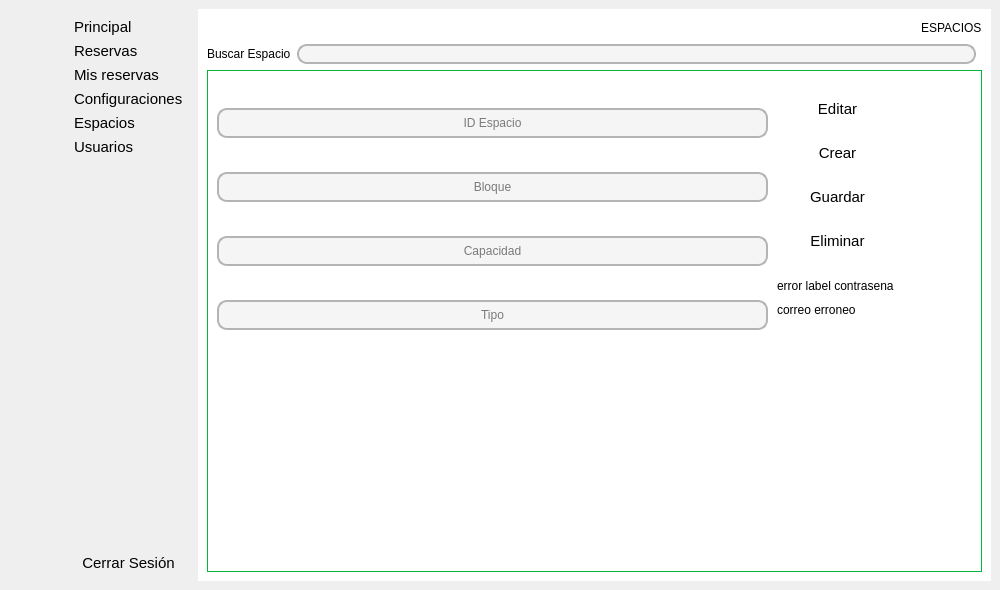
Before: the Qt Designer form frontend/vistas/espacios/espacios.ui in Johnatanvq/pooAPP, drawn with Qt 5.
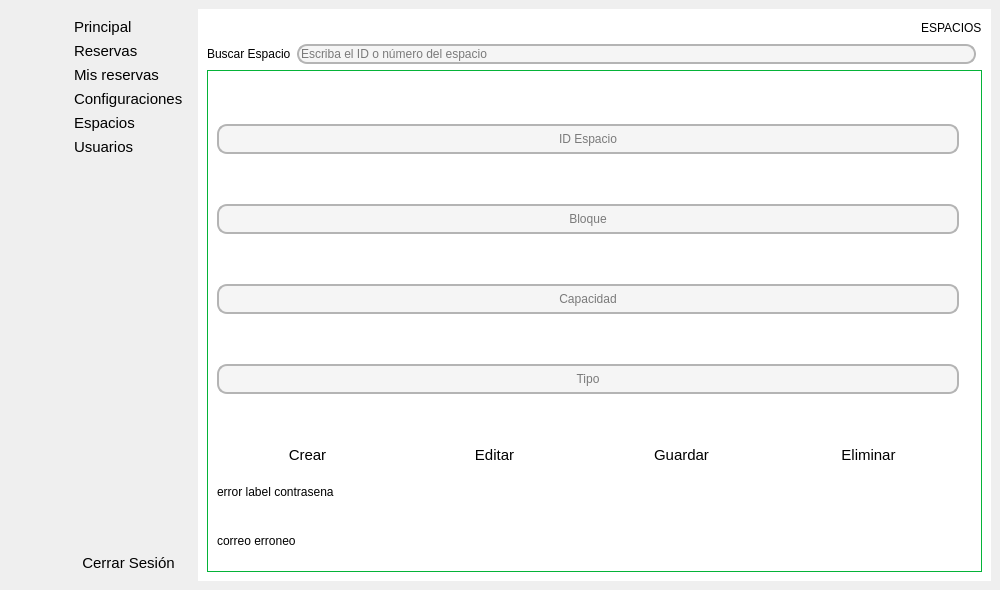
After: the same form once the commit is applied. Icons and pictures are not drawn.

Commit message: Modificaciones en vistas de calendario, espacios, intro, login, menú principal y nuevo usuario

```diff
--- a/frontend/vistas/espacios/espacios.ui
+++ b/frontend/vistas/espacios/espacios.ui
@@ -1086,6 +1086,9 @@
 }
 </string>
          </property>
+         <property name="placeholderText">
+          <string>Escriba el ID o número del espacio</string>
+         </property>
         </widget>
        </item>
        <item row="1" column="0">
@@ -1144,281 +1147,46 @@
          <property name="frameShadow">
           <enum>QFrame::Raised</enum>
          </property>
-         <widget class="QWidget" name="layoutWidget_8">
-          <property name="geometry">
-           <rect>
-            <x>10</x>
-            <y>10</y>
-            <width>551</width>
-            <height>281</height>
-           </rect>
-          </property>
-          <layout class="QVBoxLayout" name="verticalLayout_7">
-           <item>
-            <widget class="QLineEdit" name="input_idespacio">
-             <property name="minimumSize">
-              <size>
-               <width>0</width>
-               <height>30</height>
-              </size>
-             </property>
-             <property name="maximumSize">
-              <size>
-               <width>16777215</width>
-               <height>16777215</height>
-              </size>
-             </property>
-             <property name="styleSheet">
-              <string notr="true">QLineEdit {
-    background-color: rgb(245, 245, 245);  /* Fondo gris claro para destacar en un fondo blanco */
-    border-radius: 10px;
-    font: 12pt &quot;Arial&quot;;
-    border: 2px solid rgb(180, 180, 180);  /* Borde gris claro */
-}
-
-QLineEdit:hover {
-    background-color: rgb(255, 255, 255);  /* Blanco puro cuando se pasa el mouse por encima */
-    border-radius: 10px;
-    font: 12pt &quot;Arial&quot;;
-    border: 2px solid rgb(100, 149, 237);  /* Color azul claro en hover */
-}
-
-QLineEdit:focus {
-    background-color: rgb(255, 255, 255);  /* Blanco puro cuando tiene el foco */
-    border-radius: 10px;
-    font: 12pt &quot;Arial&quot;;
-    border: 2px solid rgb(0, 122, 204);    /* Color azul más oscuro cuando está en foco */
-}
-</string>
-             </property>
-             <property name="text">
-              <string/>
-             </property>
-             <property name="alignment">
-              <set>Qt::AlignCenter</set>
-             </property>
-             <property name="placeholderText">
-              <string>ID Espacio</string>
-             </property>
-            </widget>
-           </item>
-           <item>
-            <widget class="QLineEdit" name="input_bloque">
-             <property name="minimumSize">
-              <size>
-               <width>0</width>
-               <height>30</height>
-              </size>
-             </property>
-             <property name="maximumSize">
-              <size>
-               <width>16777215</width>
-               <height>16777215</height>
-              </size>
-             </property>
-             <property name="styleSheet">
-              <string notr="true">QLineEdit {
-    background-color: rgb(245, 245, 245);  /* Fondo gris claro para destacar en un fondo blanco */
-    border-radius: 10px;
-    font: 12pt &quot;Arial&quot;;
-    border: 2px solid rgb(180, 180, 180);  /* Borde gris claro */
-}
-
-QLineEdit:hover {
-    background-color: rgb(255, 255, 255);  /* Blanco puro cuando se pasa el mouse por encima */
-    border-radius: 10px;
-    font: 12pt &quot;Arial&quot;;
-    border: 2px solid rgb(100, 149, 237);  /* Color azul claro en hover */
-}
-
-QLineEdit:focus {
-    background-color: rgb(255, 255, 255);  /* Blanco puro cuando tiene el foco */
-    border-radius: 10px;
-    font: 12pt &quot;Arial&quot;;
-    border: 2px solid rgb(0, 122, 204);    /* Color azul más oscuro cuando está en foco */
-}
-</string>
-             </property>
-             <property name="text">
-              <string/>
-             </property>
-             <property name="alignment">
-              <set>Qt::AlignCenter</set>
-             </property>
-             <property name="placeholderText">
-              <string>Bloque</string>
-             </property>
-            </widget>
-           </item>
-           <item>
-            <widget class="QLineEdit" name="input_capacidad">
-             <property name="minimumSize">
-              <size>
-               <width>0</width>
-               <height>30</height>
-              </size>
-             </property>
-             <property name="maximumSize">
-              <size>
-               <width>16777215</width>
-               <height>16777215</height>
-              </size>
-             </property>
-             <property name="styleSheet">
-              <string notr="true">QLineEdit {
-    background-color: rgb(245, 245, 245);  /* Fondo gris claro para destacar en un fondo blanco */
-    border-radius: 10px;
-    font: 12pt &quot;Arial&quot;;
-    border: 2px solid rgb(180, 180, 180);  /* Borde gris claro */
-}
-
-QLineEdit:hover {
-    background-color: rgb(255, 255, 255);  /* Blanco puro cuando se pasa el mouse por encima */
-    border-radius: 10px;
-    font: 12pt &quot;Arial&quot;;
-    border: 2px solid rgb(100, 149, 237);  /* Color azul claro en hover */
-}
-
-QLineEdit:focus {
-    background-color: rgb(255, 255, 255);  /* Blanco puro cuando tiene el foco */
-    border-radius: 10px;
-    font: 12pt &quot;Arial&quot;;
-    border: 2px solid rgb(0, 122, 204);    /* Color azul más oscuro cuando está en foco */
-}</string>
-             </property>
-             <property name="text">
-              <string/>
-             </property>
-             <property name="alignment">
-              <set>Qt::AlignCenter</set>
-             </property>
-             <property name="placeholderText">
-              <string>Capacidad</string>
-             </property>
-            </widget>
-           </item>
-           <item>
-            <widget class="QLineEdit" name="input_tipo">
-             <property name="minimumSize">
-              <size>
-               <width>0</width>
-               <height>30</height>
-              </size>
-             </property>
-             <property name="maximumSize">
-              <size>
-               <width>16777215</width>
-               <height>16777215</height>
-              </size>
-             </property>
-             <property name="styleSheet">
-              <string notr="true">QLineEdit {
-    background-color: rgb(245, 245, 245);  /* Fondo gris claro para destacar en un fondo blanco */
-    border-radius: 10px;
-    font: 12pt &quot;Arial&quot;;
-    border: 2px solid rgb(180, 180, 180);  /* Borde gris claro */
-}
-
-QLineEdit:hover {
-    background-color: rgb(255, 255, 255);  /* Blanco puro cuando se pasa el mouse por encima */
-    border-radius: 10px;
-    font: 12pt &quot;Arial&quot;;
-    border: 2px solid rgb(100, 149, 237);  /* Color azul claro en hover */
-}
-
-QLineEdit:focus {
-    background-color: rgb(255, 255, 255);  /* Blanco puro cuando tiene el foco */
-    border-radius: 10px;
-    font: 12pt &quot;Arial&quot;;
-    border: 2px solid rgb(0, 122, 204);    /* Color azul más oscuro cuando está en foco */
-}</string>
-             </property>
-             <property name="alignment">
-              <set>Qt::AlignCenter</set>
-             </property>
-             <property name="placeholderText">
-              <string>Tipo</string>
-             </property>
-            </widget>
-           </item>
-          </layout>
-         </widget>
-         <widget class="QLabel" name="error_label_contrasena">
-          <property name="geometry">
-           <rect>
-            <x>570</x>
-            <y>200</y>
-            <width>141</width>
-            <height>31</height>
-           </rect>
-          </property>
-          <property name="styleSheet">
-           <string notr="true">QLabel {
+         <layout class="QGridLayout" name="gridLayout_6">
+          <item row="3" column="0">
+           <layout class="QGridLayout" name="gridLayout_5">
+            <item row="2" column="0">
+             <widget class="QLabel" name="error_label_correo">
+              <property name="styleSheet">
+               <string notr="true">QLabel {
     color: rgb(0, 0, 0);
     font: 12pt &quot;Arial&quot;;
 }</string>
-          </property>
-          <property name="text">
-           <string>error label contrasena</string>
-          </property>
-         </widget>
-         <widget class="QLabel" name="error_label_correo">
-          <property name="geometry">
-           <rect>
-            <x>570</x>
-            <y>230</y>
-            <width>141</width>
-            <height>20</height>
-           </rect>
-          </property>
-          <property name="styleSheet">
-           <string notr="true">QLabel {
+              </property>
+              <property name="text">
+               <string>correo erroneo</string>
+              </property>
+             </widget>
+            </item>
+            <item row="1" column="0">
+             <widget class="QLabel" name="error_label_contrasena">
+              <property name="styleSheet">
+               <string notr="true">QLabel {
     color: rgb(0, 0, 0);
     font: 12pt &quot;Arial&quot;;
 }</string>
-          </property>
-          <property name="text">
-           <string>correo erroneo</string>
-          </property>
-         </widget>
-         <widget class="QLabel" name="error_label_capacidad">
-          <property name="geometry">
-           <rect>
-            <x>570</x>
-            <y>170</y>
-            <width>141</width>
-            <height>20</height>
-           </rect>
-          </property>
-          <property name="styleSheet">
-           <string notr="true">QLabel {
-    color: rgb(0, 0, 0);
-    font: 12pt &quot;Arial&quot;;
-}</string>
-          </property>
-          <property name="text">
-           <string/>
-          </property>
-         </widget>
-         <widget class="QWidget" name="layoutWidget">
-          <property name="geometry">
-           <rect>
-            <x>570</x>
-            <y>10</y>
-            <width>121</width>
-            <height>191</height>
-           </rect>
-          </property>
-          <layout class="QVBoxLayout" name="verticalLayout_3">
-           <item>
-            <widget class="QPushButton" name="editar_bt_espacio">
-             <property name="font">
-              <font>
-               <pointsize>11</pointsize>
-              </font>
-             </property>
-             <property name="styleSheet">
-              <string notr="true">QPushButton {
+              </property>
+              <property name="text">
+               <string>error label contrasena</string>
+              </property>
+             </widget>
+            </item>
+            <item row="0" column="0">
+             <layout class="QHBoxLayout" name="horizontalLayout_2">
+              <item>
+               <widget class="QPushButton" name="crear_bt_espacio">
+                <property name="font">
+                 <font>
+                  <pointsize>11</pointsize>
+                 </font>
+                </property>
+                <property name="styleSheet">
+                 <string notr="true">QPushButton {
     border-radius: 10px;
      background-color: qlineargradient(spread:reflect, x1:0, y1:0.562273, x2:0.949, y2:0.545455, 
                                       stop:0 rgb(255,255,255), /* Cian oscuro */
@@ -1441,34 +1209,34 @@
     color: rgb(225, 225, 224);
     font: 12pt &quot;Arial&quot;;
 }</string>
-             </property>
-             <property name="text">
-              <string>Editar</string>
-             </property>
-             <property name="icon">
-              <iconset resource="../../imagenes/resources.qrc">
-               <normaloff>:/newPrefix/smartphone.svg</normaloff>:/newPrefix/smartphone.svg</iconset>
-             </property>
-             <property name="iconSize">
-              <size>
-               <width>40</width>
-               <height>40</height>
-              </size>
-             </property>
-             <property name="checkable">
-              <bool>true</bool>
-             </property>
-            </widget>
-           </item>
-           <item>
-            <widget class="QPushButton" name="crear_bt_espacio">
-             <property name="font">
-              <font>
-               <pointsize>11</pointsize>
-              </font>
-             </property>
-             <property name="styleSheet">
-              <string notr="true">QPushButton {
+                </property>
+                <property name="text">
+                 <string>Crear</string>
+                </property>
+                <property name="icon">
+                 <iconset resource="../../imagenes/resources.qrc">
+                  <normaloff>:/newPrefix/key.svg</normaloff>:/newPrefix/key.svg</iconset>
+                </property>
+                <property name="iconSize">
+                 <size>
+                  <width>40</width>
+                  <height>40</height>
+                 </size>
+                </property>
+                <property name="checkable">
+                 <bool>true</bool>
+                </property>
+               </widget>
+              </item>
+              <item>
+               <widget class="QPushButton" name="editar_bt_espacio">
+                <property name="font">
+                 <font>
+                  <pointsize>11</pointsize>
+                 </font>
+                </property>
+                <property name="styleSheet">
+                 <string notr="true">QPushButton {
     border-radius: 10px;
      background-color: qlineargradient(spread:reflect, x1:0, y1:0.562273, x2:0.949, y2:0.545455, 
                                       stop:0 rgb(255,255,255), /* Cian oscuro */
@@ -1491,34 +1259,34 @@
     color: rgb(225, 225, 224);
     font: 12pt &quot;Arial&quot;;
 }</string>
-             </property>
-             <property name="text">
-              <string>Crear</string>
-             </property>
-             <property name="icon">
-              <iconset resource="../../imagenes/resources.qrc">
-               <normaloff>:/newPrefix/key.svg</normaloff>:/newPrefix/key.svg</iconset>
-             </property>
-             <property name="iconSize">
-              <size>
-               <width>40</width>
-               <height>40</height>
-              </size>
-             </property>
-             <property name="checkable">
-              <bool>true</bool>
-             </property>
-            </widget>
-           </item>
-           <item>
-            <widget class="QPushButton" name="guardar_bt_espacio">
-             <property name="font">
-              <font>
-               <pointsize>11</pointsize>
-              </font>
-             </property>
-             <property name="styleSheet">
-              <string notr="true">QPushButton {
+                </property>
+                <property name="text">
+                 <string>Editar</string>
+                </property>
+                <property name="icon">
+                 <iconset resource="../../imagenes/resources.qrc">
+                  <normaloff>:/newPrefix/smartphone.svg</normaloff>:/newPrefix/smartphone.svg</iconset>
+                </property>
+                <property name="iconSize">
+                 <size>
+                  <width>40</width>
+                  <height>40</height>
+                 </size>
+                </property>
+                <property name="checkable">
+                 <bool>true</bool>
+                </property>
+               </widget>
+              </item>
+              <item>
+               <widget class="QPushButton" name="guardar_bt_espacio">
+                <property name="font">
+                 <font>
+                  <pointsize>11</pointsize>
+                 </font>
+                </property>
+                <property name="styleSheet">
+                 <string notr="true">QPushButton {
     border-radius: 10px;
      background-color: qlineargradient(spread:reflect, x1:0, y1:0.562273, x2:0.949, y2:0.545455, 
                                       stop:0 rgb(255,255,255), /* Cian oscuro */
@@ -1541,31 +1309,31 @@
     color: rgb(225, 225, 224);
     font: 12pt &quot;Arial&quot;;
 }</string>
-             </property>
-             <property name="text">
-              <string>Guardar</string>
-             </property>
-             <property name="icon">
-              <iconset resource="../../imagenes/resources.qrc">
-               <normaloff>:/newPrefix/save.svg</normaloff>:/newPrefix/save.svg</iconset>
-             </property>
-             <property name="iconSize">
-              <size>
-               <width>40</width>
-               <height>40</height>
-              </size>
-             </property>
-            </widget>
-           </item>
-           <item>
-            <widget class="QPushButton" name="eliminar_bt_espacio">
-             <property name="font">
-              <font>
-               <pointsize>11</pointsize>
-              </font>
-             </property>
-             <property name="styleSheet">
-              <string notr="true">QPushButton {
+                </property>
+                <property name="text">
+                 <string>Guardar</string>
+                </property>
+                <property name="icon">
+                 <iconset resource="../../imagenes/resources.qrc">
+                  <normaloff>:/newPrefix/save.svg</normaloff>:/newPrefix/save.svg</iconset>
+                </property>
+                <property name="iconSize">
+                 <size>
+                  <width>40</width>
+                  <height>40</height>
+                 </size>
+                </property>
+               </widget>
+              </item>
+              <item>
+               <widget class="QPushButton" name="eliminar_bt_espacio">
+                <property name="font">
+                 <font>
+                  <pointsize>11</pointsize>
+                 </font>
+                </property>
+                <property name="styleSheet">
+                 <string notr="true">QPushButton {
     border-radius: 10px;
      background-color: qlineargradient(spread:reflect, x1:0, y1:0.562273, x2:0.949, y2:0.545455, 
                                       stop:0 rgb(255,255,255), /* Cian oscuro */
@@ -1588,24 +1356,231 @@
     color: rgb(225, 225, 224);
     font: 12pt &quot;Arial&quot;;
 }</string>
-             </property>
-             <property name="text">
-              <string>Eliminar</string>
-             </property>
-             <property name="icon">
-              <iconset resource="../../imagenes/resources.qrc">
-               <normaloff>:/newPrefix/save.svg</normaloff>:/newPrefix/save.svg</iconset>
-             </property>
-             <property name="iconSize">
-              <size>
-               <width>40</width>
-               <height>40</height>
-              </size>
-             </property>
-            </widget>
-           </item>
-          </layout>
-         </widget>
+                </property>
+                <property name="text">
+                 <string>Eliminar</string>
+                </property>
+                <property name="icon">
+                 <iconset resource="../../imagenes/resources.qrc">
+                  <normaloff>:/newPrefix/trash-2.svg</normaloff>:/newPrefix/trash-2.svg</iconset>
+                </property>
+                <property name="iconSize">
+                 <size>
+                  <width>40</width>
+                  <height>40</height>
+                 </size>
+                </property>
+               </widget>
+              </item>
+             </layout>
+            </item>
+           </layout>
+          </item>
+          <item row="1" column="1">
+           <widget class="QLabel" name="error_label_capacidad">
+            <property name="styleSheet">
+             <string notr="true">QLabel {
+    color: rgb(0, 0, 0);
+    font: 12pt &quot;Arial&quot;;
+}</string>
+            </property>
+            <property name="text">
+             <string/>
+            </property>
+           </widget>
+          </item>
+          <item row="0" column="0" rowspan="3">
+           <layout class="QGridLayout" name="gridLayout_3">
+            <item row="0" column="0">
+             <widget class="QLineEdit" name="input_idespacio">
+              <property name="minimumSize">
+               <size>
+                <width>0</width>
+                <height>30</height>
+               </size>
+              </property>
+              <property name="maximumSize">
+               <size>
+                <width>16777215</width>
+                <height>16777215</height>
+               </size>
+              </property>
+              <property name="styleSheet">
+               <string notr="true">QLineEdit {
+    background-color: rgb(245, 245, 245);  /* Fondo gris claro para destacar en un fondo blanco */
+    border-radius: 10px;
+    font: 12pt &quot;Arial&quot;;
+    border: 2px solid rgb(180, 180, 180);  /* Borde gris claro */
+}
+
+QLineEdit:hover {
+    background-color: rgb(255, 255, 255);  /* Blanco puro cuando se pasa el mouse por encima */
+    border-radius: 10px;
+    font: 12pt &quot;Arial&quot;;
+    border: 2px solid rgb(100, 149, 237);  /* Color azul claro en hover */
+}
+
+QLineEdit:focus {
+    background-color: rgb(255, 255, 255);  /* Blanco puro cuando tiene el foco */
+    border-radius: 10px;
+    font: 12pt &quot;Arial&quot;;
+    border: 2px solid rgb(0, 122, 204);    /* Color azul más oscuro cuando está en foco */
+}
+</string>
+              </property>
+              <property name="text">
+               <string/>
+              </property>
+              <property name="alignment">
+               <set>Qt::AlignCenter</set>
+              </property>
+              <property name="placeholderText">
+               <string>ID Espacio</string>
+              </property>
+             </widget>
+            </item>
+            <item row="1" column="0">
+             <widget class="QLineEdit" name="input_bloque">
+              <property name="minimumSize">
+               <size>
+                <width>0</width>
+                <height>30</height>
+               </size>
+              </property>
+              <property name="maximumSize">
+               <size>
+                <width>16777215</width>
+                <height>16777215</height>
+               </size>
+              </property>
+              <property name="styleSheet">
+               <string notr="true">QLineEdit {
+    background-color: rgb(245, 245, 245);  /* Fondo gris claro para destacar en un fondo blanco */
+    border-radius: 10px;
+    font: 12pt &quot;Arial&quot;;
+    border: 2px solid rgb(180, 180, 180);  /* Borde gris claro */
+}
+
+QLineEdit:hover {
+    background-color: rgb(255, 255, 255);  /* Blanco puro cuando se pasa el mouse por encima */
+    border-radius: 10px;
+    font: 12pt &quot;Arial&quot;;
+    border: 2px solid rgb(100, 149, 237);  /* Color azul claro en hover */
+}
+
+QLineEdit:focus {
+    background-color: rgb(255, 255, 255);  /* Blanco puro cuando tiene el foco */
+    border-radius: 10px;
+    font: 12pt &quot;Arial&quot;;
+    border: 2px solid rgb(0, 122, 204);    /* Color azul más oscuro cuando está en foco */
+}
+</string>
+              </property>
+              <property name="text">
+               <string/>
+              </property>
+              <property name="alignment">
+               <set>Qt::AlignCenter</set>
+              </property>
+              <property name="placeholderText">
+               <string>Bloque</string>
+              </property>
+             </widget>
+            </item>
+            <item row="2" column="0">
+             <widget class="QLineEdit" name="input_capacidad">
+              <property name="minimumSize">
+               <size>
+                <width>0</width>
+                <height>30</height>
+               </size>
+              </property>
+              <property name="maximumSize">
+               <size>
+                <width>16777215</width>
+                <height>16777215</height>
+               </size>
+              </property>
+              <property name="styleSheet">
+               <string notr="true">QLineEdit {
+    background-color: rgb(245, 245, 245);  /* Fondo gris claro para destacar en un fondo blanco */
+    border-radius: 10px;
+    font: 12pt &quot;Arial&quot;;
+    border: 2px solid rgb(180, 180, 180);  /* Borde gris claro */
+}
+
+QLineEdit:hover {
+    background-color: rgb(255, 255, 255);  /* Blanco puro cuando se pasa el mouse por encima */
+    border-radius: 10px;
+    font: 12pt &quot;Arial&quot;;
+    border: 2px solid rgb(100, 149, 237);  /* Color azul claro en hover */
+}
+
+QLineEdit:focus {
+    background-color: rgb(255, 255, 255);  /* Blanco puro cuando tiene el foco */
+    border-radius: 10px;
+    font: 12pt &quot;Arial&quot;;
+    border: 2px solid rgb(0, 122, 204);    /* Color azul más oscuro cuando está en foco */
+}</string>
+              </property>
+              <property name="text">
+               <string/>
+              </property>
+              <property name="alignment">
+               <set>Qt::AlignCenter</set>
+              </property>
+              <property name="placeholderText">
+               <string>Capacidad</string>
+              </property>
+             </widget>
+            </item>
+            <item row="3" column="0">
+             <widget class="QLineEdit" name="input_tipo">
+              <property name="minimumSize">
+               <size>
+                <width>0</width>
+                <height>30</height>
+               </size>
+              </property>
+              <property name="maximumSize">
+               <size>
+                <width>16777215</width>
+                <height>16777215</height>
+               </size>
+              </property>
+              <property name="styleSheet">
+               <string notr="true">QLineEdit {
+    background-color: rgb(245, 245, 245);  /* Fondo gris claro para destacar en un fondo blanco */
+    border-radius: 10px;
+    font: 12pt &quot;Arial&quot;;
+    border: 2px solid rgb(180, 180, 180);  /* Borde gris claro */
+}
+
+QLineEdit:hover {
+    background-color: rgb(255, 255, 255);  /* Blanco puro cuando se pasa el mouse por encima */
+    border-radius: 10px;
+    font: 12pt &quot;Arial&quot;;
+    border: 2px solid rgb(100, 149, 237);  /* Color azul claro en hover */
+}
+
+QLineEdit:focus {
+    background-color: rgb(255, 255, 255);  /* Blanco puro cuando tiene el foco */
+    border-radius: 10px;
+    font: 12pt &quot;Arial&quot;;
+    border: 2px solid rgb(0, 122, 204);    /* Color azul más oscuro cuando está en foco */
+}</string>
+              </property>
+              <property name="alignment">
+               <set>Qt::AlignCenter</set>
+              </property>
+              <property name="placeholderText">
+               <string>Tipo</string>
+              </property>
+             </widget>
+            </item>
+           </layout>
+          </item>
+         </layout>
         </widget>
        </item>
       </layout>
```
Left out of the diff: 62 changed lines with no effect on the pictures. The commit also changes 5 other files.
